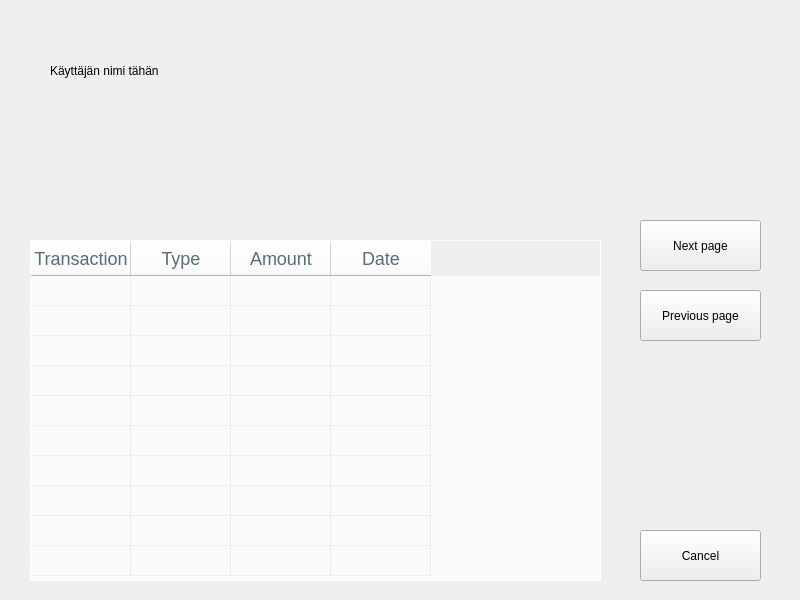
22kmo-project/group_14, file frontend/accounttransactions.ui: the form before one commit.
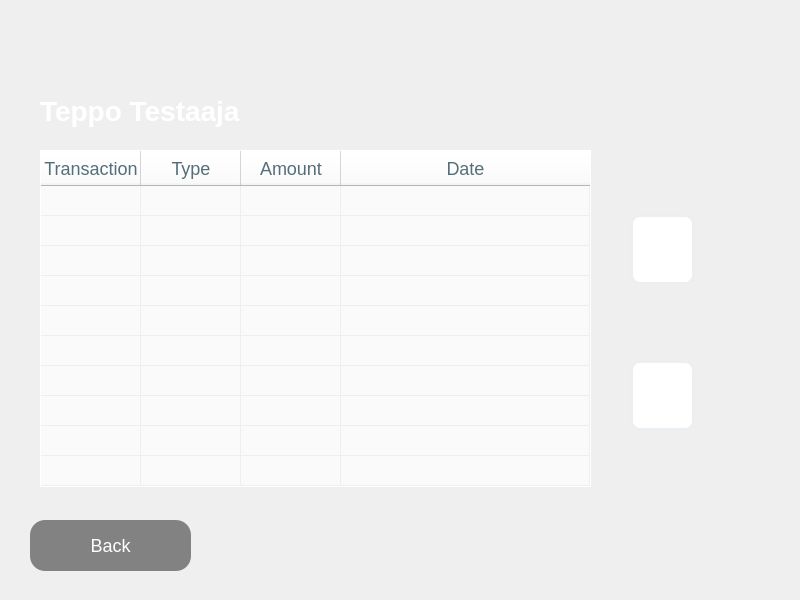
The form after the commit. Icons and pictures are not drawn.

Commit message: unifying UI elements across different windows, button & font sizes etc.. + new deposit window

```diff
--- a/frontend/accounttransactions.ui
+++ b/frontend/accounttransactions.ui
@@ -16,71 +16,124 @@
   <widget class="QPushButton" name="nextpageButton">
    <property name="geometry">
     <rect>
-     <x>640</x>
-     <y>220</y>
-     <width>121</width>
-     <height>51</height>
+     <x>630</x>
+     <y>214</y>
+     <width>65</width>
+     <height>71</height>
     </rect>
    </property>
    <property name="cursor">
     <cursorShape>PointingHandCursor</cursorShape>
    </property>
+   <property name="styleSheet">
+    <string notr="true">QPushButton {
+background-color: rgb(255, 255, 255);
+background-image: url(../img/icon_up.png);
+background-repeat:no-repeat;
+background-position:center center;
+color: #616161;
+border-radius:10px;
+font-size:15px;
+border:3px solid #ECEFF1;
+}
+QPushButton:hover {
+background-color: #ECEFF1;
+color:#37474F;
+}</string>
+   </property>
    <property name="text">
-    <string>Next page</string>
+    <string/>
    </property>
   </widget>
   <widget class="QPushButton" name="previouspageButton">
    <property name="geometry">
     <rect>
-     <x>640</x>
-     <y>290</y>
-     <width>121</width>
-     <height>51</height>
+     <x>630</x>
+     <y>360</y>
+     <width>65</width>
+     <height>71</height>
     </rect>
    </property>
    <property name="cursor">
     <cursorShape>PointingHandCursor</cursorShape>
    </property>
+   <property name="styleSheet">
+    <string notr="true">QPushButton {
+background-color: rgb(255, 255, 255);
+background-image: url(../img/icon_down.png);
+background-repeat:no-repeat;
+background-position:center center;
+color: #616161;
+border-radius:10px;
+font-size:15px;
+border:3px solid #ECEFF1;
+}
+QPushButton:hover {
+background-color: #ECEFF1;
+color:#37474F;
+}</string>
+   </property>
    <property name="text">
-    <string>Previous page</string>
+    <string/>
    </property>
   </widget>
   <widget class="QPushButton" name="cancelButton">
    <property name="geometry">
     <rect>
-     <x>640</x>
-     <y>530</y>
-     <width>121</width>
+     <x>30</x>
+     <y>520</y>
+     <width>161</width>
      <height>51</height>
     </rect>
    </property>
    <property name="cursor">
     <cursorShape>PointingHandCursor</cursorShape>
    </property>
+   <property name="styleSheet">
+    <string notr="true">QPushButton {
+background-color: rgb(130, 130, 130);
+background-image: url(../img/icon_back.png);
+background-repeat:no-repeat;
+background-position:left middle;
+color: rgb(255, 255, 255);
+border-radius:15px;
+padding:5 5px;
+font-size:18px;
+}
+QPushButton:hover {
+background-color: rgb(120, 120, 120);
+color: rgb(255, 255, 255);
+}</string>
+   </property>
    <property name="text">
-    <string>Cancel</string>
+    <string>Back</string>
    </property>
   </widget>
   <widget class="QLabel" name="label">
    <property name="geometry">
     <rect>
-     <x>50</x>
-     <y>50</y>
-     <width>321</width>
+     <x>40</x>
+     <y>90</y>
+     <width>401</width>
      <height>41</height>
     </rect>
    </property>
+   <property name="styleSheet">
+    <string notr="true">font-size:28px;
+color:white;
+font-weight:bold;</string>
+   </property>
    <property name="text">
-    <string>Käyttäjän nimi tähän</string>
+    <string>Teppo Testaaja</string>
    </property>
   </widget>
   <widget class="QTableWidget" name="tableWidget">
    <property name="geometry">
     <rect>
-     <x>30</x>
-     <y>240</y>
-     <width>571</width>
-     <height>341</height>
+     <x>40</x>
+     <y>150</y>
+     <width>551</width>
+     <height>337</height>
     </rect>
    </property>
    <property name="styleSheet">
@@ -123,7 +176,7 @@
     <bool>true</bool>
    </attribute>
    <attribute name="horizontalHeaderStretchLastSection">
-    <bool>false</bool>
+    <bool>true</bool>
    </attribute>
    <attribute name="verticalHeaderVisible">
     <bool>false</bool>
```
Left out of the diff: 2 changed lines with no effect on the pictures. The commit also changes 25 other files.
